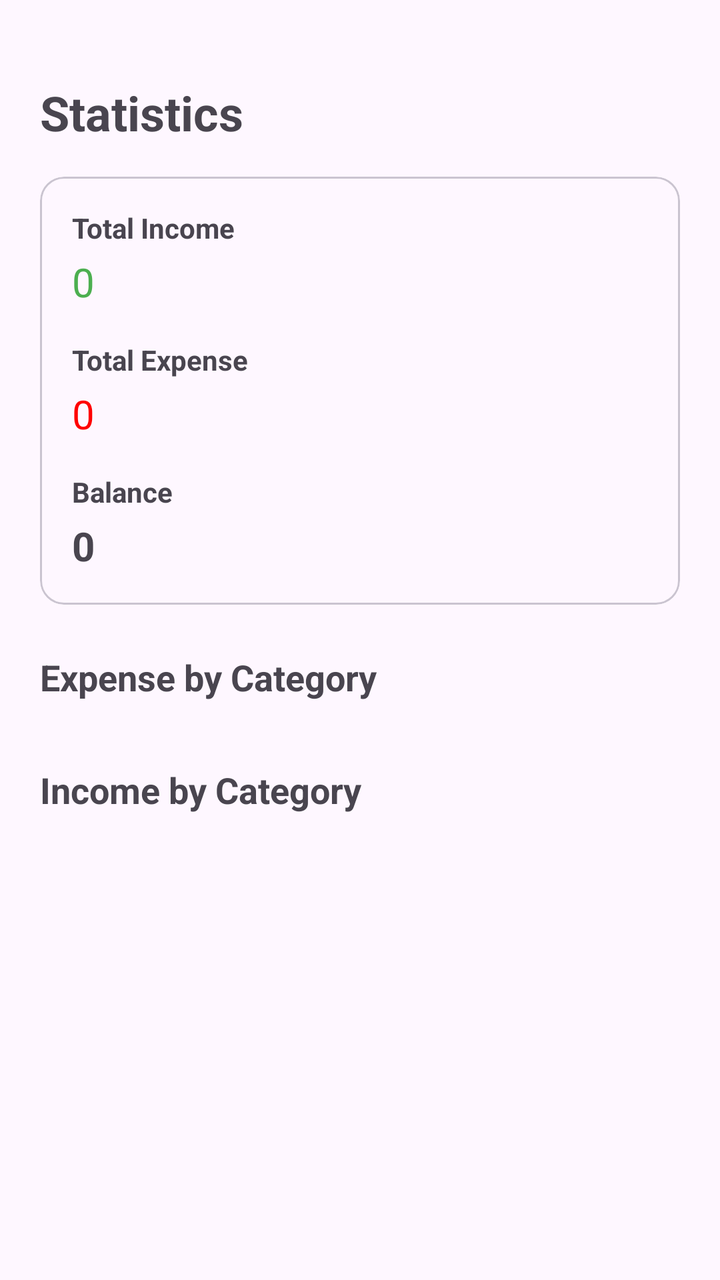
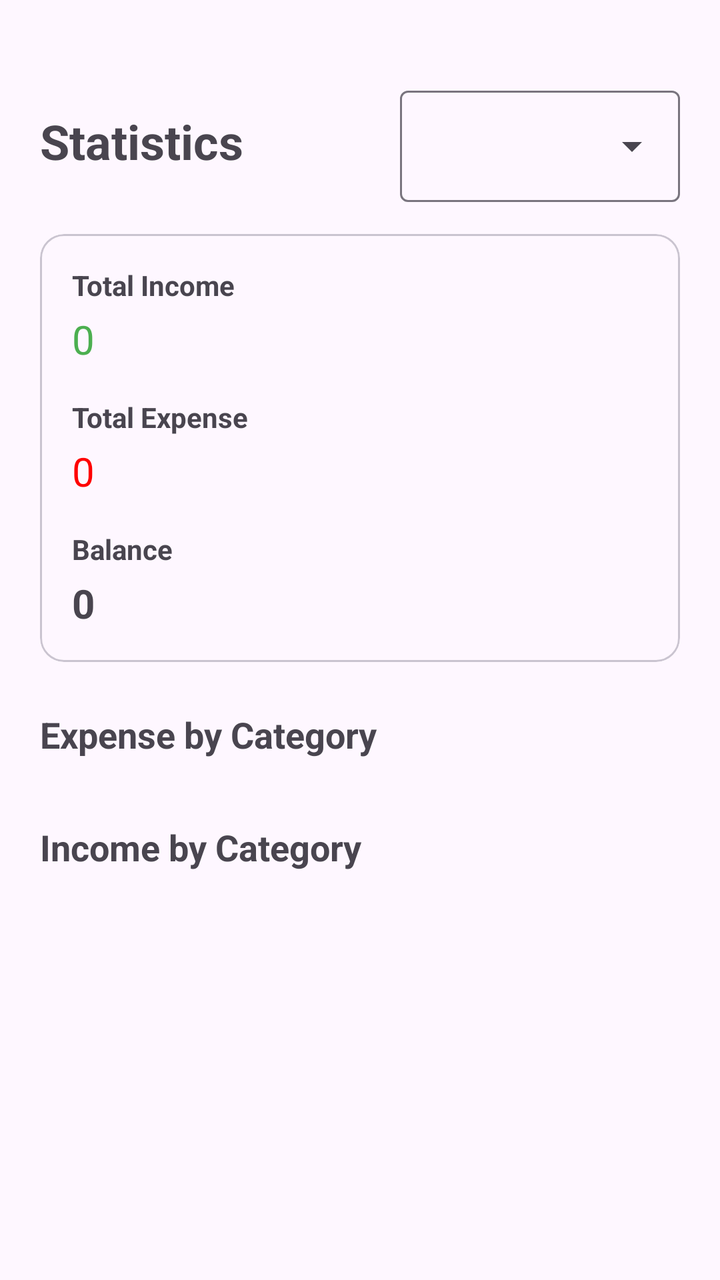

The first picture is an Android layout as it rendered before a commit; the second is the same layout after the commit. The layout source and the unified diff follow.
<!-- AndroidManifest.xml: application theme Theme.ExpenseTracker -->
<!-- res/layout/fragment_statistics.xml -->
<?xml version="1.0" encoding="utf-8"?>
<androidx.core.widget.NestedScrollView
    xmlns:android="http://schemas.android.com/apk/res/android"
    android:layout_width="match_parent"
    android:layout_height="match_parent"
    android:fillViewport="true"
    android:padding="20dp">

    <LinearLayout
        android:layout_width="match_parent"
        android:layout_height="wrap_content"
        android:orientation="vertical"
        android:layout_marginTop="20dp">

        <TextView
            android:layout_width="wrap_content"
            android:layout_height="wrap_content"
            android:text="Statistics"
            android:textSize="24sp"
            android:textStyle="bold" />

        

        <com.google.android.material.card.MaterialCardView
            android:layout_width="match_parent"
            android:layout_height="wrap_content"
            android:layout_marginTop="16dp">

            <LinearLayout
                android:layout_width="match_parent"
                android:layout_height="wrap_content"
                android:orientation="vertical"
                android:padding="16dp">

                <TextView
                    android:layout_width="wrap_content"
                    android:layout_height="wrap_content"
                    android:text="Total Income"
                    android:textStyle="bold" />

                <TextView
                    android:id="@+id/tvTotalIncome"
                    android:layout_width="match_parent"
                    android:layout_height="wrap_content"
                    android:layout_marginTop="4dp"
                    android:text="0"
                    android:textSize="20sp"
                    android:textColor="@color/green"/>

                <TextView
                    android:layout_width="wrap_content"
                    android:layout_height="wrap_content"
                    android:layout_marginTop="16dp"
                    android:text="Total Expense"
                    android:textStyle="bold" />

                <TextView
                    android:id="@+id/tvTotalExpense"
                    android:layout_width="match_parent"
                    android:layout_height="wrap_content"
                    android:layout_marginTop="4dp"
                    android:text="0"
                    android:textSize="20sp"
                    android:textColor="@color/red"/>

                <TextView
                    android:layout_width="wrap_content"
                    android:layout_height="wrap_content"
                    android:layout_marginTop="16dp"
                    android:text="Balance"
                    android:textStyle="bold" />

                <TextView
                    android:id="@+id/tvBalance"
                    android:layout_width="match_parent"
                    android:layout_height="wrap_content"
                    android:layout_marginTop="4dp"
                    android:text="0"
                    android:textSize="20sp"
                    android:textStyle="bold" />

            </LinearLayout>

        </com.google.android.material.card.MaterialCardView>

        

        <TextView
            android:layout_width="wrap_content"
            android:layout_height="wrap_content"
            android:layout_marginTop="24dp"
            android:text="Expense by Category"
            android:textSize="18sp"
            android:textStyle="bold" />

        <androidx.recyclerview.widget.RecyclerView
            android:id="@+id/rvExpenseByCategory"
            android:layout_width="match_parent"
            android:layout_height="wrap_content"
            android:layout_marginTop="8dp"
            android:nestedScrollingEnabled="false" />

        

        <TextView
            android:layout_width="wrap_content"
            android:layout_height="wrap_content"
            android:layout_marginTop="24dp"
            android:text="Income by Category"
            android:textSize="18sp"
            android:textStyle="bold" />

        <androidx.recyclerview.widget.RecyclerView
            android:id="@+id/rvIncomeByCategory"
            android:layout_width="match_parent"
            android:layout_height="wrap_content"
            android:layout_marginTop="8dp"
            android:nestedScrollingEnabled="false" />

        <Space
            android:layout_width="match_parent"
            android:layout_height="16dp" />

    </LinearLayout>

</androidx.core.widget.NestedScrollView>
<!-- resources referenced by this layout -->
<resources>
  <color name="green">#4CAF50</color>
  <color name="red">#FF0000</color>
  <style name="Theme.ExpenseTracker" parent="Base.Theme.ExpenseTracker" />
  <style name="Base.Theme.ExpenseTracker" parent="Theme.Material3.DayNight.NoActionBar">
          
          
      </style>
</resources>

<!-- the commit's change to res/layout/fragment_statistics.xml (unified diff, before → after) -->
@@ -12,12 +12,35 @@
         android:orientation="vertical"
         android:layout_marginTop="20dp">
 
-        <TextView
-            android:layout_width="wrap_content"
+        <LinearLayout
+            android:layout_width="match_parent"
             android:layout_height="wrap_content"
-            android:text="Statistics"
-            android:textSize="24sp"
-            android:textStyle="bold" />
+            android:gravity="center_vertical"
+            android:orientation="horizontal">
+
+            <TextView
+                android:layout_width="0dp"
+                android:layout_height="wrap_content"
+                android:layout_weight="1"
+                android:text="Statistics"
+                android:textSize="24sp"
+                android:textStyle="bold" />
+
+            <com.google.android.material.textfield.TextInputLayout
+                android:id="@+id/tilTimeFilter"
+                style="@style/Widget.Material3.TextInputLayout.OutlinedBox.ExposedDropdownMenu"
+                android:layout_width="140dp"
+                android:layout_height="wrap_content">
+
+                <AutoCompleteTextView
+                    android:id="@+id/actTimeFilter"
+                    android:layout_width="match_parent"
+                    android:layout_height="wrap_content"
+                    android:inputType="none" />
+
+            </com.google.android.material.textfield.TextInputLayout>
+
+        </LinearLayout>
 
         
 
